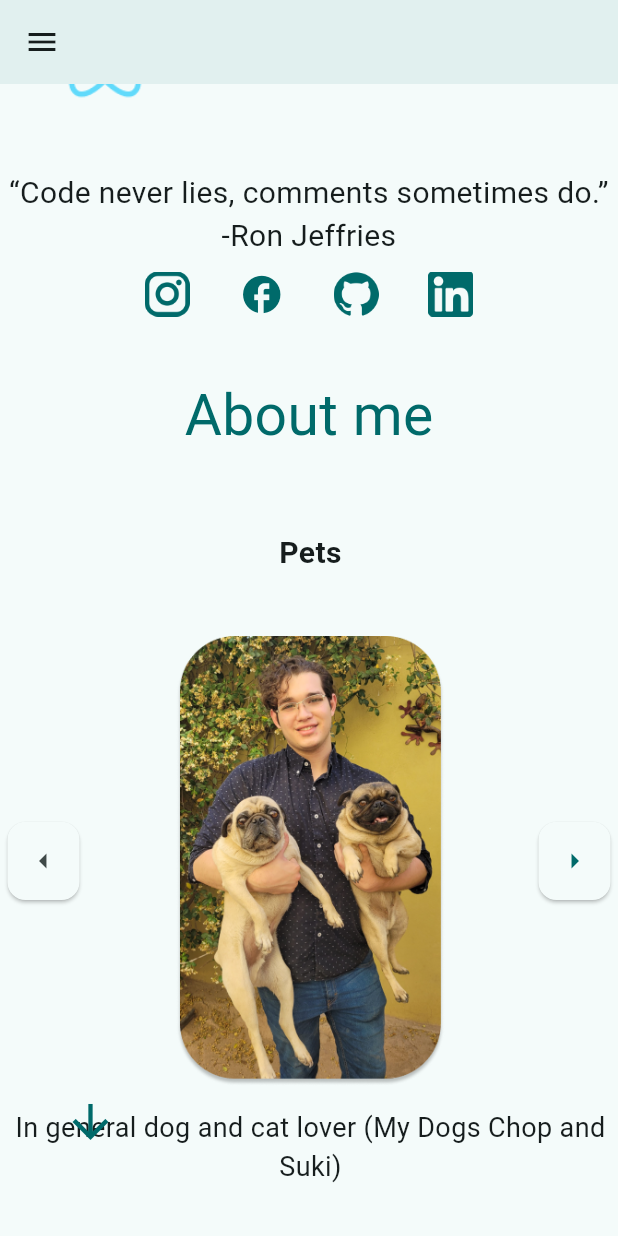
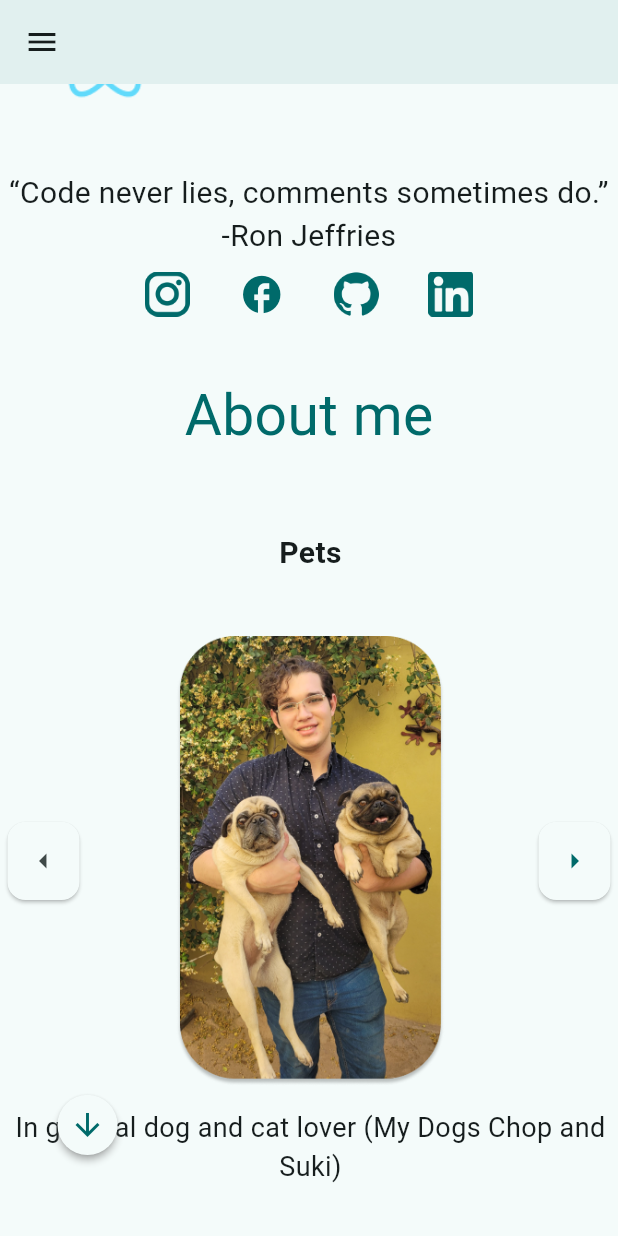
Before and after one commit to MayroTejada/Flutter_CV, a Flutter app: the screen it shows after launch, scrolled down 620 dp, on a phone screen of 412 x 824 dp. Run offline on Flutter 3.47's test engine with Material 3 defaults, Android fonts, the phone set to English and light mode, and no system bars; drawn by our look-alikes of scroll_to_index; our stand-ins replace auto_route, gap, lottie.

Commit message:
feat: onhover and icon shadow

```diff
--- a/lib/features/landing/hero/gallery_item_hero.dart
+++ b/lib/features/landing/hero/gallery_item_hero.dart
@@ -5,7 +5,7 @@ class GalleryImageHero extends StatefulWidget {
   final String tag;
   final Widget? title;
   final Widget? description;
-  final ImageProvider image;
+  final Widget image;
   final Size? size;
   const GalleryImageHero(
       {super.key,
@@ -48,10 +48,7 @@ class _GalleryImageHeroState extends State<GalleryImageHero> {
                 },
               ),
               const Gap(15),
-              Image(
-                height: widget.size != null ? widget.size!.height : 300,
-                image: widget.image,
-              ),
+              widget.image,
               const Gap(15),
               LayoutBuilder(
                 builder: (context, constraints) {
--- a/lib/features/landing/pages/home_page.dart
+++ b/lib/features/landing/pages/home_page.dart
@@ -2,9 +2,9 @@ import 'package:auto_route/auto_route.dart';
 import 'package:flutter/material.dart';
 import 'package:gap/gap.dart';
 import 'package:my_resume_app/features/landing/views/about_me_section.dart';
-import 'package:my_resume_app/features/landing/views/app_bar_content.dart';
-import 'package:my_resume_app/features/landing/views/drawer_custome.dart';
 import 'package:my_resume_app/features/landing/views/welcome_section.dart';
+import 'package:my_resume_app/features/landing/widgets/welcome/app_bar_content.dart';
+import 'package:my_resume_app/features/landing/widgets/welcome/drawer_custome.dart';
 import 'package:scroll_to_index/scroll_to_index.dart';
 
 @RoutePage()
@@ -68,12 +68,19 @@ class _HomePageState extends State<HomePage> {
               left: MediaQuery.of(context).size.width / 12,
               duration: const Duration(milliseconds: 400),
               child: IconButton(
-                  iconSize: 36,
+                style: ButtonStyle(
+                    shadowColor: const WidgetStatePropertyAll(Colors.grey),
+                    elevation: const WidgetStatePropertyAll(2),
+                    backgroundColor: WidgetStatePropertyAll(
+                        Theme.of(context).scaffoldBackgroundColor)),
+                onPressed: () {
+                  _scrollController.scrollToIndex(1);
+                },
+                icon: Icon(
+                  Icons.arrow_downward,
                   color: Theme.of(context).primaryColor,
-                  onPressed: () {
-                    _scrollController.scrollToIndex(1);
-                  },
-                  icon: const Icon(Icons.arrow_downward))),
+                ),
+              )),
         ],
       ),
     );
--- a/lib/features/landing/views/about_me_section.dart
+++ b/lib/features/landing/views/about_me_section.dart
@@ -18,13 +18,14 @@ class _AboutMeSectionState extends State<AboutMeSection> {
         title: 'Pets',
         image: const AssetImage(pugsAndMePath)),
     GalleryItem(
-        description: 'Picture of the "door" of the state of chihuahua',
-        title: 'I born in Chihuahua,Chihuahua Mexico',
+        title: 'Where I live',
+        description:
+            'I was born in Chihuahua,Chihuahua Mexico, this picture of the "door" of the state of chihuahua',
         image: const AssetImage(chihuahuaDoorPath)),
     GalleryItem(
         description:
             'Graduated from Instituto Tecnologico de Chihuahua no 2 in Computer science(2018-2022)',
-        title: '<3',
+        title: 'Scholarship',
         image: const AssetImage(tecGraduationPath))
   ];
   @override
--- a/lib/features/landing/widgets/about_me/gallery_list.dart
+++ b/lib/features/landing/widgets/about_me/gallery_list.dart
@@ -58,25 +58,6 @@ class _GalleryListState extends State<GalleryList> {
               controller: scrollController,
               index: index,
               key: ValueKey(index),
-              child: GestureDetector(
-                onTap: () {
-                  currentIndex = index;
-                  scrollController.scrollToIndex(index);
-                  Navigator.of(context).push(PageRouteBuilder(
-                      opaque: false,
-                      barrierDismissible: true,
-                      pageBuilder: (BuildContext context, _, __) {
-                        return GalleryImageDetailPage(
-                            args: GalleryArgsPath(
-                          tag: index.toString(),
-                          description:
-                              widget.items.elementAt(index).description,
-                          title: widget.items.elementAt(index).title,
-                          image: widget.items.elementAt(index).image,
-                        ));
-                      }));
-                  // context.pushRoute();
-                },
               child: GalleryImageHero(
                 title: SizedBox(
                   height: 80,
@@ -96,9 +77,47 @@ class _GalleryListState extends State<GalleryList> {
                       style: const TextStyle(fontSize: 18),
                       widget.items.elementAt(index).description),
                 ),
+                image: InkWell(
+                    onHover: (value) {
+                      if (value) {
+                        Navigator.of(context).push(PageRouteBuilder(
+                            opaque: false,
+                            barrierDismissible: true,
+                            pageBuilder: (BuildContext context, _, __) {
+                              return GalleryImageDetailPage(
+                                  args: GalleryArgsPath(
+                                tag: index.toString(),
+                                description:
+                                    widget.items.elementAt(index).description,
+                                title: widget.items.elementAt(index).title,
                                 image: widget.items.elementAt(index).image,
+                              ));
+                            }));
+                      }
+                    },
+                    onTap: () {
+                      currentIndex = index;
+                      scrollController.scrollToIndex(index);
+                      Navigator.of(context).push(PageRouteBuilder(
+                          opaque: false,
+                          barrierDismissible: true,
+                          pageBuilder: (BuildContext context, _, __) {
+                            return GalleryImageDetailPage(
+                                args: GalleryArgsPath(
                               tag: index.toString(),
-                ),
+                              description:
+                                  widget.items.elementAt(index).description,
+                              title: widget.items.elementAt(index).title,
+                              image: widget.items.elementAt(index).image,
+                            ));
+                          }));
+                      // context.pushRoute();
+                    },
+                    child: Image(
+                      image: widget.items.elementAt(index).image,
+                      height: 300,
+                    )),
+                tag: index.toString(),
               ),
             ),
           ),
```
Also changed, not shown: lib/features/landing/pages/gallery_image_detail_page.dart (+17 -13 lines), lib/features/landing/widgets/welcome/app_bar_content.dart (renamed from lib/features/landing/views/app_bar_content.dart), lib/features/landing/widgets/welcome/drawer_custome.dart (renamed from lib/features/landing/views/drawer_custome.dart). Lines whose indentation alone changed are shown as unchanged.
